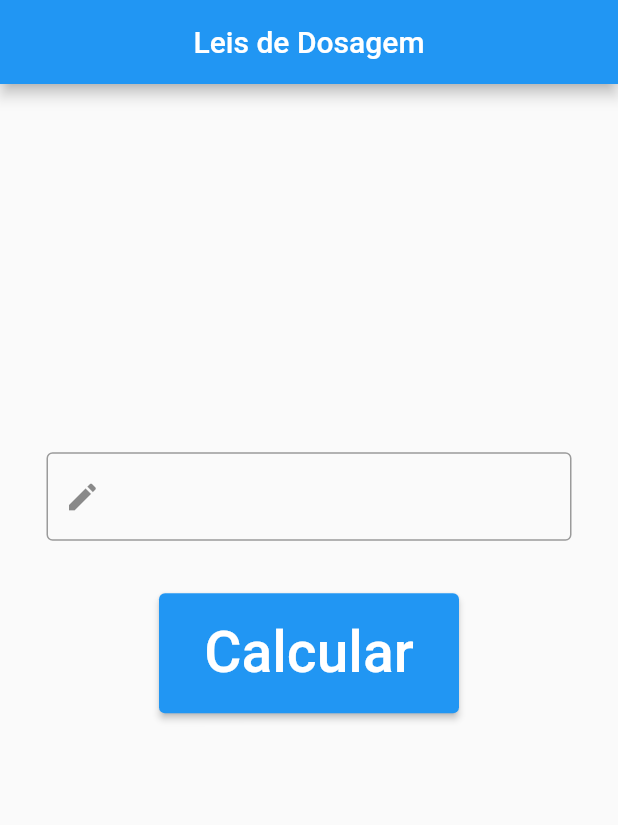
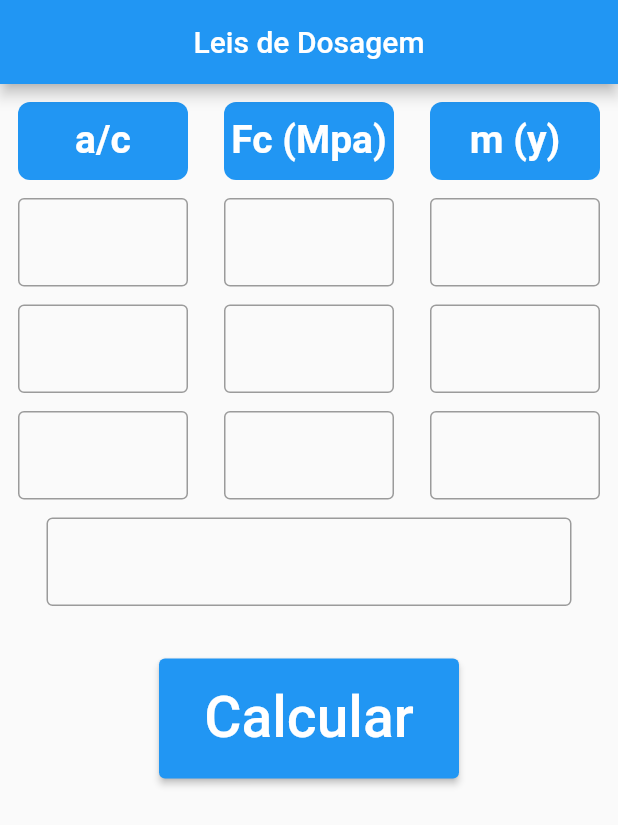
Before and after one commit to karlaycosta/app_engenharia, a Flutter app: the screen it shows after launch, on a phone screen of 412 x 824 dp. Shown: the top 825 px of the screen. Run offline on Flutter 3.47's test engine with Material 2 defaults, Android fonts, the phone set to English and light mode, and no system bars.

Commit message:
Aula 17-10-2022

```diff
--- a/lib/screens/home.dart
+++ b/lib/screens/home.dart
@@ -1,8 +1,8 @@
-import 'package:app_engenharia/utils/number_formatter.dart';
 import 'package:flutter/material.dart';
-import 'package:flutter/services.dart';
 
 import '../utils/laws.dart';
+import '../utils/number_formatter.dart';
+import '../widgets/input_numbers.dart';
 
 class Home extends StatelessWidget {
   const Home({super.key});
@@ -13,9 +13,8 @@ class Home extends StatelessWidget {
     final ac = <num>[0.35, 0.46, 0.68];
     final fc = <num>[45, 30, 15];
     final my = <num>[3.5, 5, 7.5];
-    const lfc = 13.695;
-    final abrams = Abrams(ac: ac, fc: fc, lfc: lfc).calc;
-    final lyse = Lyse(ac: ac, my: my, lac: abrams.toDouble()).calc;
+    final controller = TextEditingController();
+    final controller1 = InputNumbersController();
     return Scaffold(
       appBar: AppBar(
         centerTitle: true,
@@ -23,16 +22,31 @@ class Home extends StatelessWidget {
       ),
       body: Center(
         child: Column(
-          mainAxisAlignment: MainAxisAlignment.center,
+          mainAxisAlignment: MainAxisAlignment.start,
           children: [
+            Row(
+              children: [
+                InputNumbers(
+                  controller: controller1,
+                  title: 'a/c',
+                ),
+                InputNumbers(
+                  title: 'Fc (Mpa)',
+                ),
+                InputNumbers(
+                  title: 'm (y)',
+                ),
+              ],
+            ),
             SizedBox(
               width: 350,
               child: TextFormField(
+                controller: controller,
                 inputFormatters: [
                   NumberFormatter(),
                 ],
                 decoration: const InputDecoration(
-                  prefixIcon: Icon(Icons.edit),
+                  // prefixIcon: Icon(Icons.pin_rounded),
                   border: OutlineInputBorder(),
                 ),
               ),
@@ -45,7 +59,16 @@ class Home extends StatelessWidget {
                 fixedSize: const Size(200, 80),
               ),
               onPressed: () {
-                res.value = roundX(Abrams(ac: ac, fc: fc, lfc: lfc).calc, 3);
+                // print(controller1.v1);
+                // final number =
+                //     double.tryParse(controller.text.replaceFirst(',', '.'));
+                // if (number != null) {
+                //   final abrams = Abrams(ac: ac, fc: fc, lfc: number).calc;
+                //   final lyse =
+                //       Lyse(ac: ac, my: my, lac: abrams.toDouble()).calc;
+                //   res.value =
+                //       'Abrams: ${roundX(abrams, 3)}\nLyse: ${roundX(lyse, 3)}';
+                // }
               },
               child: const Text(
                 'Calcular',
--- /dev/null
+++ b/lib/screens/teste.dart
@@ -0,0 +1,33 @@
+import 'package:flutter/material.dart';
+
+class Teste extends StatelessWidget {
+  const Teste({super.key});
+
+  @override
+  Widget build(BuildContext context) {
+    return MaterialApp(
+      home: DefaultTabController(
+        length: 3,
+        child: Scaffold(
+          appBar: AppBar(
+            bottom: const TabBar(
+              tabs: [
+                Tab(icon: Icon(Icons.directions_car)),
+                Tab(icon: Icon(Icons.directions_transit)),
+                Tab(icon: Icon(Icons.directions_bike)),
+              ],
+            ),
+            title: const Text('Tabs Demo'),
+          ),
+          body: const TabBarView(
+            children: [
+              Icon(Icons.directions_car),
+              Icon(Icons.directions_transit),
+              Icon(Icons.directions_bike),
+            ],
+          ),
+        ),
+      ),
+    );
+  }
+}
--- a/lib/utils/laws.dart
+++ b/lib/utils/laws.dart
@@ -28,7 +28,7 @@ class Abrams extends Laws {
   final double lfc;
   late final double lk1, lk2;
   @override
-  num get calc => logX(lk1 / lfc, lk2);
+  num get calc => lfc <= 0 ? 0 : logX(lk1 / lfc, lk2);
   Abrams({
     required List<num> ac,
     required List<num> fc,
@@ -42,7 +42,7 @@ class Abrams extends Laws {
 class Lyse extends Laws {
   final double lac;
   @override
-  num get calc => k2 * lac + k1;
+  num get calc => lac <= 0 ? 0 : k2 * lac + k1;
   Lyse({
     required List<num> ac,
     required List<num> my,
--- a/lib/utils/number_formatter.dart
+++ b/lib/utils/number_formatter.dart
@@ -1,12 +1,13 @@
 import 'package:flutter/services.dart';
 
 class NumberFormatter extends TextInputFormatter {
+
   @override
   TextEditingValue formatEditUpdate(oldValue, newValue) {
     if (newValue.text == '') {
       return newValue;
     }
-    return newValue.text.contains(RegExp(r'^\d+([,]\d*)?$'))
+    return newValue.text.contains(RegExp(r'^\d{1,5}([,]\d{0,5})?$'))
         ? newValue
         : oldValue;
   }
--- /dev/null
+++ b/lib/widgets/input_numbers.dart
@@ -0,0 +1,91 @@
+import 'package:flutter/material.dart';
+
+import '../utils/number_formatter.dart';
+
+class InputNumbers extends StatelessWidget {
+  final String title;
+  final InputNumbersController? controller;
+  InputNumbers({
+    super.key,
+    this.title = '',
+    this.controller,
+  });
+
+  final v1 = TextEditingController();
+  final v2 = TextEditingController();
+  final v3 = TextEditingController();
+
+  @override
+  Widget build(BuildContext context) {
+    controller?._input = this;
+    const sizedBox = SizedBox(height: 12);
+    final formatter = NumberFormatter();
+    return Expanded(
+      child: Padding(
+        padding: const EdgeInsets.all(12),
+        child: Column(
+          children: [
+            Container(
+              width: double.maxFinite,
+              height: 52,
+              alignment: Alignment.center,
+              decoration: BoxDecoration(
+                  color: Theme.of(context).primaryColor,
+                  borderRadius: const BorderRadius.all(Radius.circular(8))),
+              child: Text(
+                title,
+                style: TextStyle(
+                  color: Theme.of(context).colorScheme.onPrimary,
+                  fontSize: 26,
+                  fontWeight: FontWeight.w600,
+                  height: 1,
+                ),
+              ),
+            ),
+            sizedBox,
+            TextFormField(
+              controller: v1,
+              textAlign: TextAlign.center,
+              inputFormatters: [
+                formatter,
+              ],
+              decoration: const InputDecoration(
+                border: OutlineInputBorder(),
+              ),
+            ),
+            sizedBox,
+            TextFormField(
+              controller: v2,
+              textAlign: TextAlign.center,
+              inputFormatters: [
+                formatter,
+              ],
+              decoration: const InputDecoration(
+                border: OutlineInputBorder(),
+              ),
+            ),
+            sizedBox,
+            TextFormField(
+              controller: v3,
+              textAlign: TextAlign.center,
+              inputFormatters: [
+                formatter,
+              ],
+              decoration: const InputDecoration(
+                border: OutlineInputBorder(),
+              ),
+            ),
+          ],
+        ),
+      ),
+    );
+  }
+}
+
+class InputNumbersController {
+  //Colocar o acesso direto a:
+  // Valor1 -> v1
+  // Valor2 -> v2
+  // Valor3 -> v3
+  InputNumbers? _input;
+}
```
